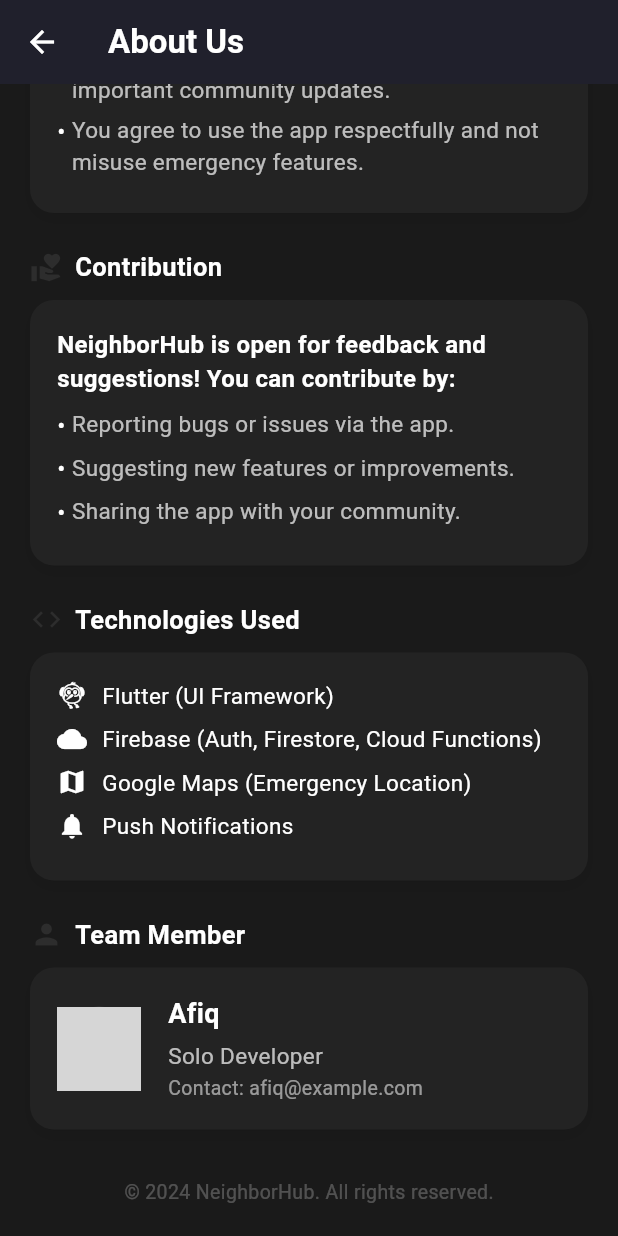
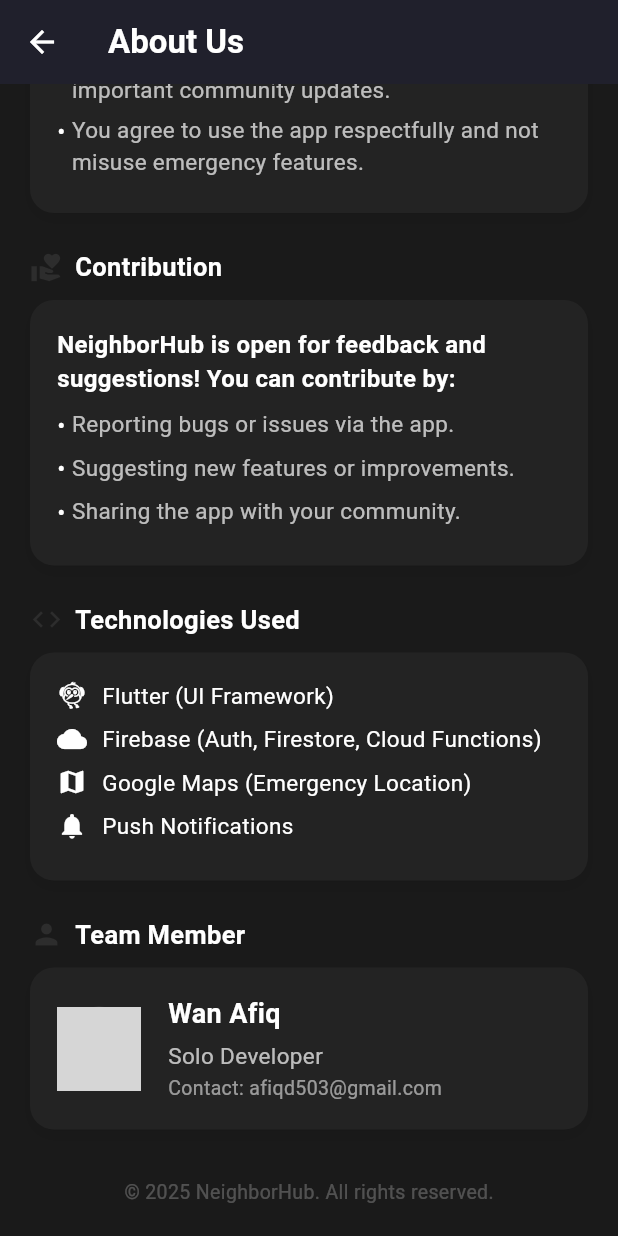
Before and after one commit to Feekkk/neighborhubapp, a Flutter app: the AboutUsPage screen opened directly, scrolled down 405 dp, on a phone screen of 412 x 824 dp. Run offline on Flutter 3.47's test engine with Material 3 defaults, Android fonts, the phone set to English and light mode, and no system bars; our stand-ins replace cloud_firestore, firebase_auth, firebase_core, geolocator, google_maps_flutter; accounts and stored records are empty; network calls fail; grey boxes are pictures that could not be loaded.

Commit message:
update UI about us

```diff
--- a/lib/user/pages/aboutus.dart
+++ b/lib/user/pages/aboutus.dart
@@ -113,11 +113,11 @@ class AboutUsPage extends StatelessWidget {
                     Column(
                       crossAxisAlignment: CrossAxisAlignment.start,
                       children: const [
-                        Text('Afiq', style: TextStyle(color: Colors.white, fontWeight: FontWeight.bold, fontSize: 18)),
+                        Text('Wan Afiq', style: TextStyle(color: Colors.white, fontWeight: FontWeight.bold, fontSize: 18)),
                         SizedBox(height: 4),
                         Text('Solo Developer', style: TextStyle(color: Colors.white70, fontSize: 15)),
                         SizedBox(height: 2),
-                        Text('Contact: afiq@example.com', style: TextStyle(color: Colors.white54, fontSize: 13)),
+                        Text('Contact: afiqd503@gmail.com', style: TextStyle(color: Colors.white54, fontSize: 13)),
                       ],
                     ),
                   ],
@@ -126,7 +126,7 @@ class AboutUsPage extends StatelessWidget {
               const SizedBox(height: 32),
               Center(
                 child: Text(
-                  '© 2024 NeighborHub. All rights reserved.',
+                  '© 2025 NeighborHub. All rights reserved.',
                   style: TextStyle(color: Colors.white24, fontSize: 13),
                 ),
               ),
```
